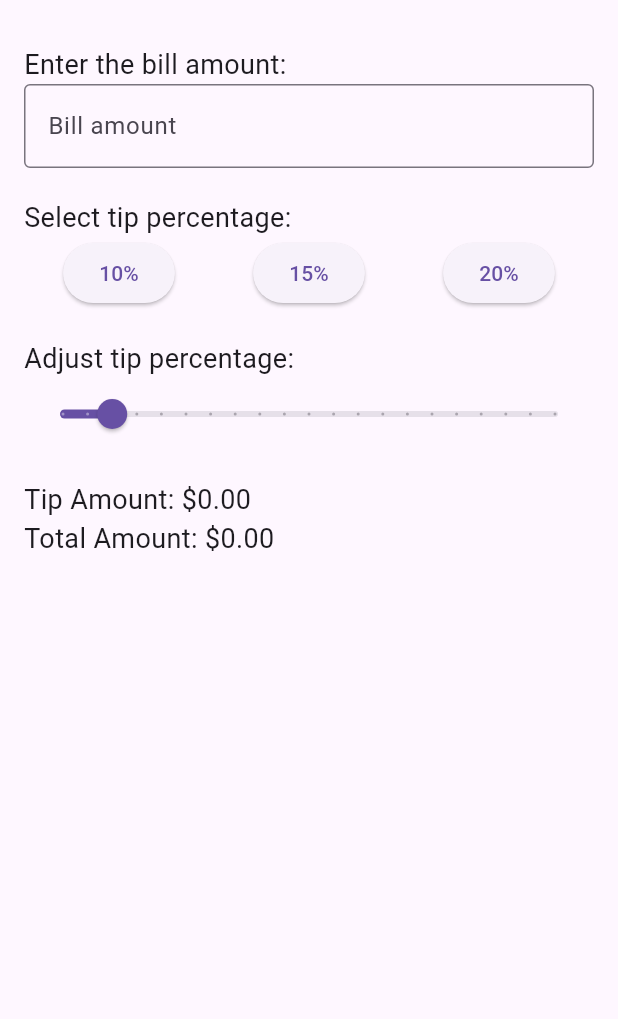
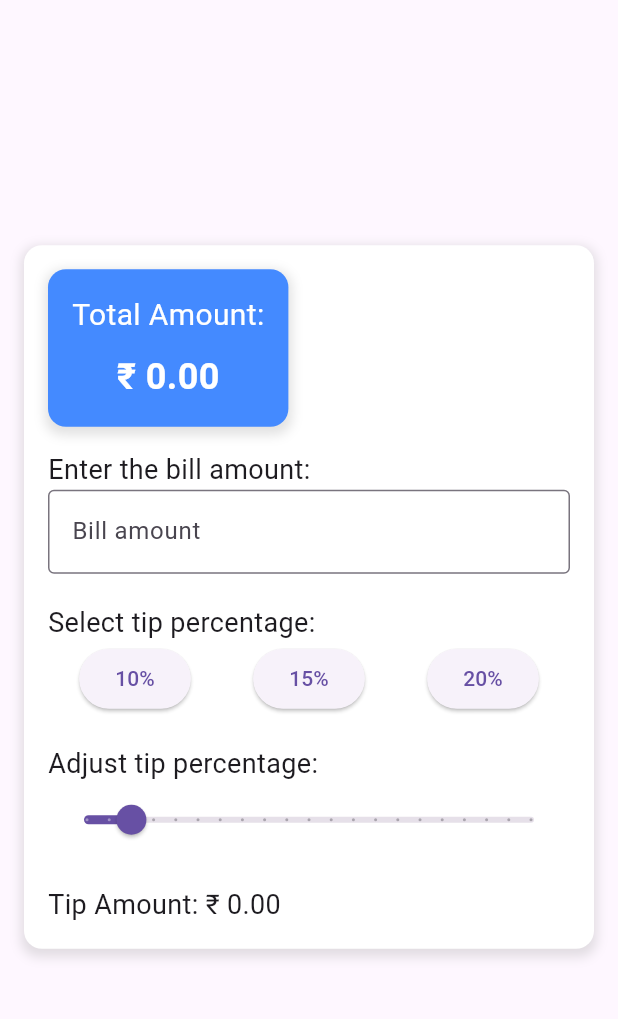
Before and after one commit to SubhasreeCodes/tip_calculator, a Flutter app: the screen it shows after launch, on a phone screen of 412 x 824 dp, the part 63-1082 px from its top. Run offline on Flutter 3.47's test engine with Material 3 defaults, Android fonts, the phone set to English and light mode, and no system bars.

Commit message:
Change "$" to "₹"

```diff
--- a/lib/screens/TipCalculatorScreen.dart
+++ b/lib/screens/TipCalculatorScreen.dart
@@ -30,11 +30,57 @@ class _TipCalculatorScreenState extends State<TipCalculatorScreen> {
       appBar: AppBar(
         title: Text('Tip Calculator'),
       ),
-      body: Padding(
-        padding: const EdgeInsets.all(16.0),
+      body: Center(
+        child: Container(
+          padding: EdgeInsets.all(16.0),
+          margin: EdgeInsets.all(16.0),
+          decoration: BoxDecoration(
+            color: Colors.white,
+            borderRadius: BorderRadius.circular(12.0),
+            boxShadow: [
+              BoxShadow(
+                color: Colors.grey.withOpacity(0.3),
+                blurRadius: 6,
+                spreadRadius: 2,
+                offset: Offset(0, 3),
+              ),
+            ],
+          ),
+          child: SingleChildScrollView( // Allow scrolling for small screens
             child: Column(
               crossAxisAlignment: CrossAxisAlignment.start,
               children: [
+                // Total Amount Card
+                Container(
+                  padding: EdgeInsets.all(16.0),
+                  margin: EdgeInsets.only(bottom: 16.0), // Space below the total card
+                  decoration: BoxDecoration(
+                    color: Colors.blueAccent, // Background color for the total card
+                    borderRadius: BorderRadius.circular(12.0),
+                    boxShadow: [
+                      BoxShadow(
+                        color: Colors.grey.withOpacity(0.3),
+                        blurRadius: 6,
+                        spreadRadius: 2,
+                        offset: Offset(0, 3),
+                      ),
+                    ],
+                  ),
+                  child: Column(
+                    children: [
+                      Text(
+                        'Total Amount:',
+                        style: TextStyle(fontSize: 20, color: Colors.white),
+                      ),
+                      SizedBox(height: 10),
+                      Text(
+                        '\₹ ${_totalAmount.toStringAsFixed(2)}',
+                        style: TextStyle(fontSize: 24, fontWeight: FontWeight.bold, color: Colors.white),
+                      ),
+                    ],
+                  ),
+                ),
+
                 // Bill Amount Input
                 Text(
                   'Enter the bill amount:',
@@ -99,7 +145,7 @@ class _TipCalculatorScreenState extends State<TipCalculatorScreen> {
                   value: _tipPercentage,
                   min: 0,
                   max: 100,
-              divisions: 20, // Dividing the slider into 20 steps
+                  divisions: 20,
                   label: '${_tipPercentage.toStringAsFixed(0)}%',
                   onChanged: (value) {
                     setState(() {
@@ -110,18 +156,16 @@ class _TipCalculatorScreenState extends State<TipCalculatorScreen> {
                 ),
                 SizedBox(height: 20),
 
-            // Display Tip and Total Amount
+                // Display Tip Amount
                 Text(
-              'Tip Amount: \$${_tipAmount.toStringAsFixed(2)}',
-              style: TextStyle(fontSize: 18),
-            ),
-            Text(
-              'Total Amount: \$${_totalAmount.toStringAsFixed(2)}',
+                  'Tip Amount: \₹ ${_tipAmount.toStringAsFixed(2)}',
                   style: TextStyle(fontSize: 18),
                 ),
               ],
             ),
           ),
+        ),
+      ),
     );
   }
 }
```
Lines whose indentation alone changed are shown as unchanged.
